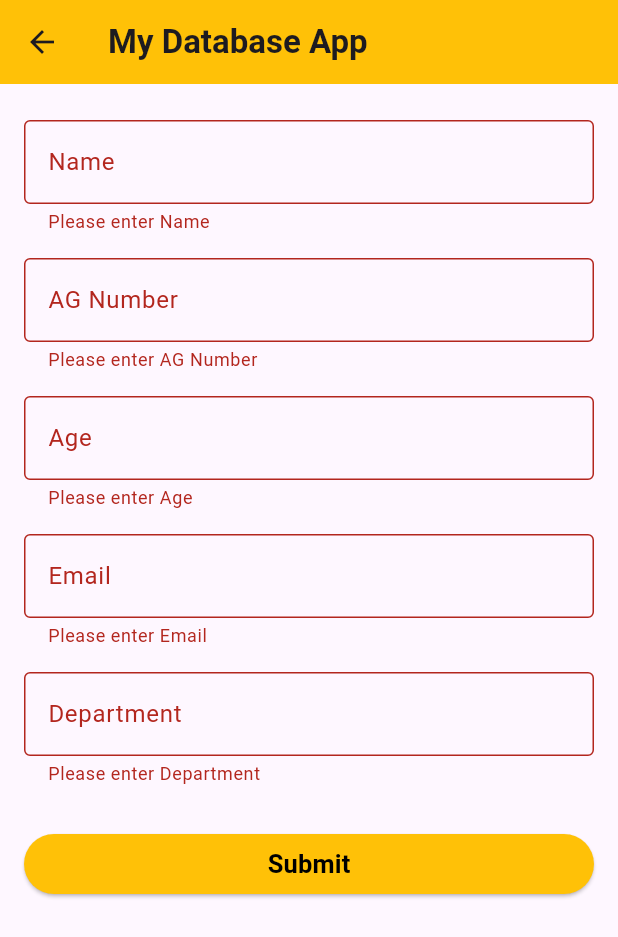
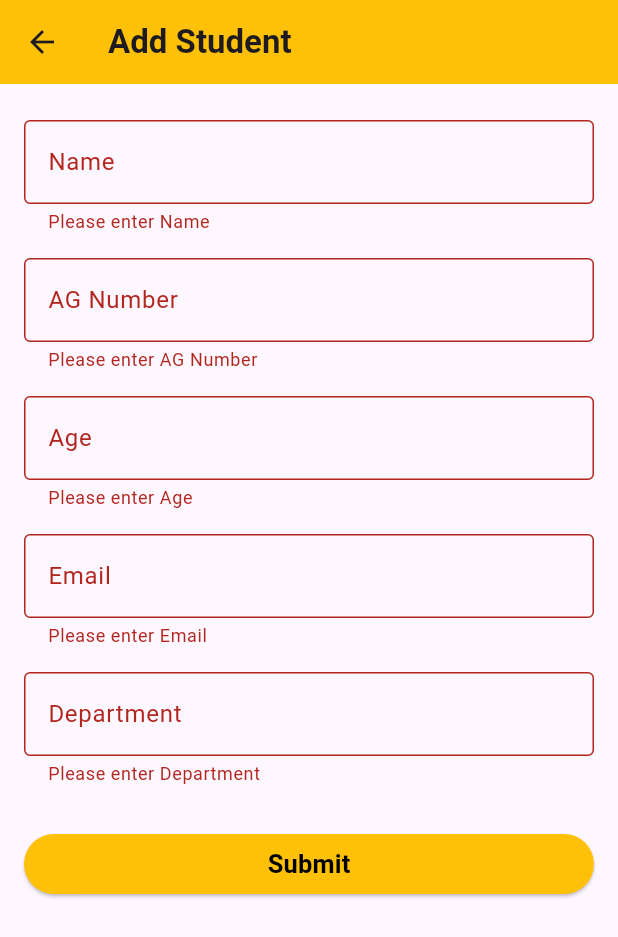
Before and after one commit to AbdulRehman164/Form, a Flutter app: the FormPage screen opened directly, after a tap on "Submit", on a phone screen of 412 x 824 dp. Shown: the top 937 px of the screen. Run offline on Flutter 3.47's test engine with Material 3 defaults, Android fonts, the phone set to English and light mode, and no system bars; our stand-ins replace cloud_firestore, firebase_core; accounts and stored records are empty.

Commit message:
added edit functionality

```diff
--- a/lib/formpage.dart
+++ b/lib/formpage.dart
@@ -1,8 +1,11 @@
 import 'package:flutter/material.dart';
 import 'package:cloud_firestore/cloud_firestore.dart';
+import 'student.dart';
 
 class FormPage extends StatefulWidget {
-  const FormPage({super.key});
+  final Student? student;
+
+  const FormPage({super.key, this.student});
 
   @override
   State<FormPage> createState() => _FormPageState();
@@ -16,22 +19,30 @@ class _FormPageState extends State<FormPage> {
   final emailCtrl = TextEditingController();
   final departmentCtrl = TextEditingController();
 
+  @override
+  void initState() {
+    super.initState();
+    if (widget.student != null) {
+      nameCtrl.text = widget.student!.name;
+      agNumCtrl.text = widget.student!.agNumber;
+      ageCtrl.text = widget.student!.age?.toString() ?? '';
+      emailCtrl.text = widget.student!.email;
+      departmentCtrl.text = widget.student!.department;
+    }
+  }
+
   Widget customTextField(String label, TextEditingController controller) {
     return Container(
       padding: const EdgeInsets.symmetric(vertical: 8),
       child: TextFormField(
         controller: controller,
-        validator: (value) {
-          if (value == null || value.isEmpty) {
-            return 'Please enter $label';
-          }
-          return null;
-        },
-
+        validator:
+            (value) =>
+                value == null || value.isEmpty ? 'Please enter $label' : null,
         decoration: InputDecoration(
           labelText: label,
           border: OutlineInputBorder(),
-          focusedBorder: OutlineInputBorder(
+          focusedBorder: const OutlineInputBorder(
             borderSide: BorderSide(color: Colors.amber, width: 2),
           ),
         ),
@@ -50,17 +61,31 @@ class _FormPageState extends State<FormPage> {
       };
 
       try {
-        await FirebaseFirestore.instance
-            .collection('students')
-            .add(studentData);
+        if (widget.student == null) {
+          await FirebaseFirestore.instance
+              .collection('students')
+              .add(studentData);
+        } else {
+          await FirebaseFirestore.instance
+              .collection('students')
+              .doc(widget.student!.id)
+              .update(studentData);
+        }
+
         ScaffoldMessenger.of(context).showSnackBar(
-          const SnackBar(content: Text('Data uploaded successfully')),
+          SnackBar(
+            content: Text(
+              widget.student == null
+                  ? 'Data uploaded successfully'
+                  : 'Data updated successfully',
+            ),
+          ),
         );
-        formKey.currentState!.reset();
+        Navigator.pop(context); // Return to home
       } catch (e) {
         ScaffoldMessenger.of(
           context,
-        ).showSnackBar(SnackBar(content: Text('Error uploading data: $e')));
+        ).showSnackBar(SnackBar(content: Text('Error: $e')));
       }
     }
   }
@@ -72,11 +97,11 @@ class _FormPageState extends State<FormPage> {
         appBar: AppBar(
           backgroundColor: Colors.amber,
           title: Text(
-            "My Database App",
-            style: TextStyle(fontWeight: FontWeight.bold),
+            widget.student == null ? "Add Student" : "Edit Student",
+            style: const TextStyle(fontWeight: FontWeight.bold),
           ),
         ),
-        body: Container(
+        body: Padding(
           padding: const EdgeInsets.all(16.0),
           child: Form(
             key: formKey,
@@ -94,8 +119,8 @@ class _FormPageState extends State<FormPage> {
                   ),
                   onPressed: submitForm,
                   child: Text(
-                    'Submit',
-                    style: TextStyle(
+                    widget.student == null ? 'Submit' : 'Update',
+                    style: const TextStyle(
                       color: Colors.black,
                       fontWeight: FontWeight.bold,
                       fontSize: 17,
--- a/lib/home.dart
+++ b/lib/home.dart
@@ -1,6 +1,7 @@
 import 'package:flutter/material.dart';
 import 'package:cloud_firestore/cloud_firestore.dart';
 import 'formpage.dart';
+import 'student.dart';
 
 class MyHomePage extends StatefulWidget {
   const MyHomePage({super.key});
@@ -100,9 +101,24 @@ class _MyHomePageState extends State<MyHomePage> {
                             fontWeight: FontWeight.bold,
                           ),
                         ),
-                        IconButton(
-                          icon: Icon(Icons.delete, color: Colors.red),
-                          onPressed: () => deleteStudent(s.id),
+                        Row(
+                          children: [
+                            IconButton(
+                              icon: Icon(Icons.edit, color: Colors.blue),
+                              onPressed: () {
+                                Navigator.push(
+                                  context,
+                                  MaterialPageRoute(
+                                    builder: (context) => FormPage(student: s),
+                                  ),
+                                ).then((_) => fetchStudents());
+                              },
+                            ),
+                            IconButton(
+                              icon: Icon(Icons.delete, color: Colors.red),
+                              onPressed: () => deleteStudent(s.id),
+                            ),
+                          ],
                         ),
                       ],
                     ),
@@ -135,21 +151,3 @@ class _MyHomePageState extends State<MyHomePage> {
     );
   }
 }
-
-class Student {
-  String id;
-  String name;
-  String agNumber;
-  int? age;
-  String email;
-  String department;
-
-  Student(
-    this.id,
-    this.name,
-    this.agNumber,
-    this.age,
-    this.email,
-    this.department,
-  );
-}
--- /dev/null
+++ b/lib/student.dart
@@ -0,0 +1,17 @@
+class Student {
+  String id;
+  String name;
+  String agNumber;
+  int? age;
+  String email;
+  String department;
+
+  Student(
+    this.id,
+    this.name,
+    this.agNumber,
+    this.age,
+    this.email,
+    this.department,
+  );
+}
```
